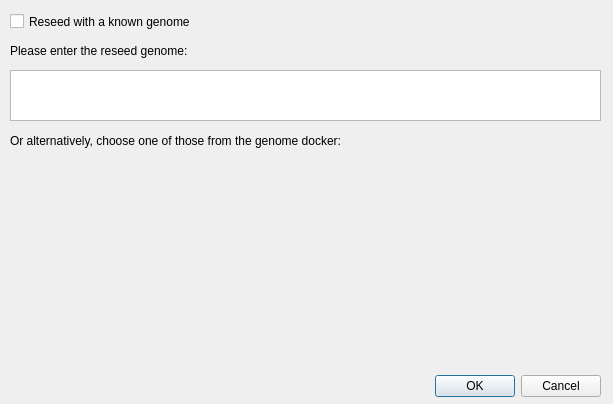
Before: the Qt Designer form reseed.ui in marksutton/EvoSim, drawn with Qt 5.
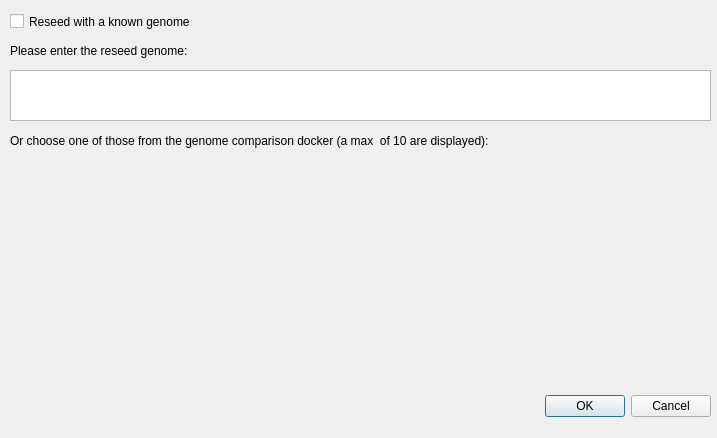
After: the same form once the commit is applied.

Commit message: Set up reseed window to include genomes from docker s radio buttons

Patch:
```diff
--- a/reseed.ui
+++ b/reseed.ui
@@ -6,8 +6,8 @@
    <rect>
     <x>0</x>
     <y>0</y>
-    <width>613</width>
-    <height>404</height>
+    <width>717</width>
+    <height>438</height>
    </rect>
   </property>
   <property name="windowTitle">
@@ -16,8 +16,8 @@
   <widget class="QDialogButtonBox" name="buttonBox">
    <property name="geometry">
     <rect>
-     <x>260</x>
-     <y>370</y>
+     <x>370</x>
+     <y>390</y>
      <width>341</width>
      <height>32</height>
     </rect>
@@ -47,7 +47,7 @@
     <rect>
      <x>10</x>
      <y>70</y>
-     <width>591</width>
+     <width>701</width>
      <height>51</height>
     </rect>
    </property>
@@ -70,12 +70,12 @@
     <rect>
      <x>10</x>
      <y>120</y>
-     <width>591</width>
+     <width>701</width>
      <height>41</height>
     </rect>
    </property>
    <property name="text">
-    <string>Or alternatively, choose one of those from the genome docker:</string>
+    <string>Or choose one of those from the genome comparison docker (a max  of 10 are displayed):</string>
    </property>
   </widget>
   <widget class="QWidget" name="verticalLayoutWidget">
@@ -83,8 +83,8 @@
     <rect>
      <x>10</x>
      <y>150</y>
-     <width>591</width>
-     <height>211</height>
+     <width>701</width>
+     <height>231</height>
     </rect>
    </property>
    <layout class="QVBoxLayout" name="genomesLayout"/>
```
The commit also changes 6 other files.
